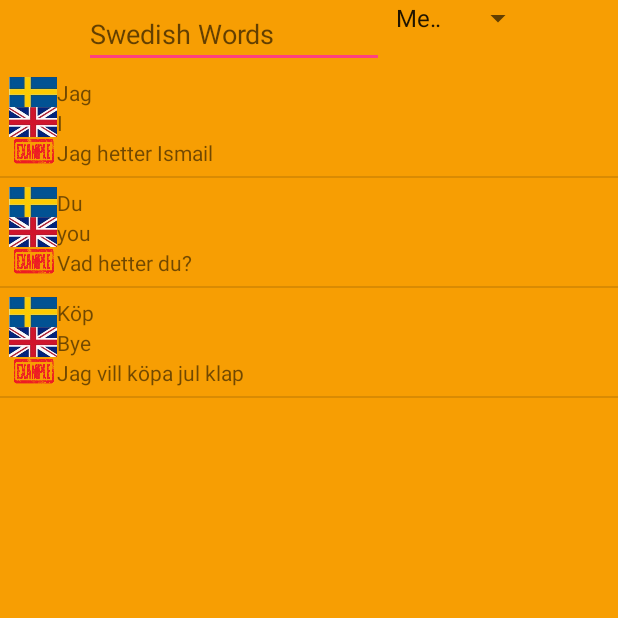
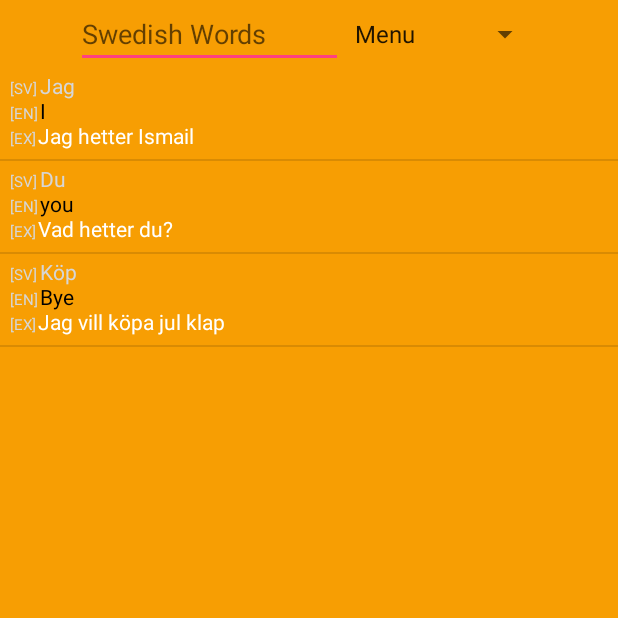
Before and after one commit to ismailfakir/Vocabuilder, an Android app: the screen it shows after launch (MainActivity), on a phone screen of 412 x 824 dp, the top half of it. Run offline under Robolectric (Android 15) with nearby library versions, the phone set to English and light mode, and no system bars; libraries missing offline, so code that uses them is left out: com.beardedhen.androidbootstrap; 5 statements that could not run were skipped.

Commit message:
Word activity added

```diff
--- a/app/src/main/java/net/cloudcentrik/vocabuilder/MainActivity.java
+++ b/app/src/main/java/net/cloudcentrik/vocabuilder/MainActivity.java
@@ -82,13 +82,23 @@ public class MainActivity extends Activity {
                     case 1:
 
                         // Start AddNewActivity.class
+                        parent.setSelection(0);
                         myIntent = new Intent(MainActivity.this,
                                 AddNewActivity.class);
+                        startActivity(myIntent);
+                        break;
+                    case 2:
+
+                        // Start QuizActivity.class
+                        parent.setSelection(0);
+                        myIntent = new Intent(MainActivity.this,
+                                QuizActivity.class);
                         startActivity(myIntent);
                         break;
                     case 3:
 
                         // Start AboutActivity.class
+                        parent.setSelection(0);
                         myIntent = new Intent(MainActivity.this,
                                 StatisticsActivity.class);
                         startActivity(myIntent);
@@ -96,19 +106,18 @@ public class MainActivity extends Activity {
                     case 4:
 
                         // Start AboutActivity.class
+                        parent.setSelection(0);
                         myIntent = new Intent(MainActivity.this,
                                 AboutActivity.class);
                         startActivity(myIntent);
                         break;
-                    case 2:
 
+                    default:
+                        //
                         Toast.makeText(getApplicationContext(),
                                 (String) parent.getItemAtPosition(position), Toast.LENGTH_SHORT).show();
                         break;
-                    default:
-                        //
                 }
-
 
             }
 
@@ -135,15 +144,15 @@ public class MainActivity extends Activity {
 
         // the XML defined views which the data will be bound to
         int[] to = new int[]{
-                R.id.swedish,
-                R.id.english,
-                R.id.example,
+                R.id.textSV,
+                R.id.textEN,
+                R.id.textEX,
         };
 
         // create the adapter using the cursor pointing to the desired data
         //as well as the layout information
         dataAdapter = new SimpleCursorAdapter(
-                this, R.layout.list,
+                this, R.layout.word_list,
                 cursor,
                 columns,
                 to,
@@ -162,10 +171,21 @@ public class MainActivity extends Activity {
                 Cursor cursor = (Cursor) listView.getItemAtPosition(position);
 
                 // Get the state's capital from this row in the database.
-                String countryCode =
+                String swedish =
                         cursor.getString(cursor.getColumnIndexOrThrow("swedish"));
-                Toast.makeText(getApplicationContext(),
-                        countryCode, Toast.LENGTH_SHORT).show();
+                String english =
+                        cursor.getString(cursor.getColumnIndexOrThrow("english"));
+                String example =
+                        cursor.getString(cursor.getColumnIndexOrThrow("example"));
+
+                Word w = new Word(swedish, english, example);
+
+                Intent i = new Intent(MainActivity.this, WordActivity.class);
+
+                i.putExtra("word", w);
+
+                startActivity(i);
+
 
             }
         });
--- a/app/src/main/res/layout/activity_addnew.xml
+++ b/app/src/main/res/layout/activity_addnew.xml
@@ -25,7 +25,7 @@
         <!--com.beardedhen.androidbootstrap.BootstrapLabel
             android:id="@+id/txtHeding"
             android:layout_column="2"
-            android:text="Add New Word"
+            android:text="Add New Word2"
             app:bootstrapBrand="warning"
             app:bootstrapHeading="h6" /-->
 
--- a/app/src/main/res/layout/activity_main.xml
+++ b/app/src/main/res/layout/activity_main.xml
@@ -13,7 +13,7 @@
 
         <EditText
             android:id="@+id/myFilter"
-            android:layout_width="200dp"
+            android:layout_width="178dp"
             android:layout_height="wrap_content" android:ems="10"
             android:hint="@string/searchHint">
             <requestFocus />
@@ -21,8 +21,8 @@
 
         <Spinner
             android:id="@+id/menu_spinner"
-            android:layout_width="100dp"
-            android:layout_height="wrap_content"
+            android:layout_width="132dp"
+            android:layout_height="match_parent"
             android:layout_alignBaseline="@+id/myFilter"
 
             android:layout_alignBottom="@+id/myFilter"
--- a/app/src/main/res/layout/activity_statistics.xml
+++ b/app/src/main/res/layout/activity_statistics.xml
@@ -233,7 +233,7 @@
             android:layout_centerVertical="true"
             android:layout_column="3"
             android:layout_gravity="center_horizontal"
-            android:text="Go Back"
+            android:text="Back"
             app:bootstrapBrand="primary"
             app:buttonMode="regular"
             app:roundedCorners="true"
--- /dev/null
+++ b/app/src/main/res/layout/word_list.xml
@@ -0,0 +1,77 @@
+<?xml version="1.0" encoding="utf-8"?>
+<RelativeLayout xmlns:android="http://schemas.android.com/apk/res/android"
+    android:layout_width="fill_parent"
+    android:layout_height="wrap_content"
+    android:background="@color/appBackground"
+    android:orientation="vertical"
+    android:padding="5dip">
+
+    <TextView
+        android:id="@+id/sv"
+        android:layout_width="wrap_content"
+        android:layout_height="wrap_content"
+        android:layout_alignParentLeft="true"
+        android:layout_alignParentTop="true"
+        android:padding="1dp"
+        android:scaleType="fitCenter"
+        android:text="[SV]"
+        android:textColor="@color/bootstrap_gray"
+        android:textSize="10dp" />
+
+    <TextView
+        android:id="@+id/en"
+        android:layout_width="wrap_content"
+        android:layout_height="wrap_content"
+        android:layout_alignLeft="@+id/sv"
+        android:layout_below="@+id/sv"
+        android:padding="1dp"
+        android:scaleType="fitCenter"
+        android:text="[EN]"
+        android:textColor="@color/bootstrap_gray"
+        android:textSize="10dp" />
+
+    <TextView
+        android:id="@+id/ex"
+        android:layout_width="wrap_content"
+        android:layout_height="wrap_content"
+        android:layout_alignLeft="@+id/en"
+        android:layout_below="@+id/en"
+        android:padding="1dp"
+        android:text="[EX]"
+        android:textColor="@color/bootstrap_gray"
+        android:textSize="10dp" />
+
+    <TextView
+        android:id="@+id/textSV"
+        android:layout_width="wrap_content"
+        android:layout_height="wrap_content"
+        android:layout_alignBaseline="@+id/sv"
+        android:layout_alignBottom="@+id/sv"
+
+        android:layout_toRightOf="@+id/sv"
+        android:text="Göra"
+        android:textColor="@color/bootstrap_brand_primary" />
+
+    <TextView
+        android:id="@+id/textEN"
+        android:layout_width="wrap_content"
+        android:layout_height="wrap_content"
+        android:layout_alignBaseline="@+id/en"
+        android:layout_alignBottom="@+id/en"
+
+        android:layout_toRightOf="@+id/en"
+        android:text="DO"
+        android:textColor="@color/black" />
+
+    <TextView
+        android:id="@+id/textEX"
+        android:layout_width="wrap_content"
+        android:layout_height="wrap_content"
+        android:layout_alignBaseline="@+id/ex"
+        android:layout_alignBottom="@+id/ex"
+
+        android:layout_toRightOf="@+id/ex"
+        android:text="Vad ska göra?"
+        android:textColor="@color/white" />
+
+</RelativeLayout>
```
Also changed, not shown: app/src/main/AndroidManifest.xml (+8 -0 lines), app/src/main/java/net/cloudcentrik/vocabuilder/QuizActivity.java (added, +15 -0 lines), app/src/main/java/net/cloudcentrik/vocabuilder/Word.java (+34 -2 lines), app/src/main/java/net/cloudcentrik/vocabuilder/Word2.java (added, +46 -0 lines), app/src/main/java/net/cloudcentrik/vocabuilder/WordActivity.java (added, +31 -0 lines), app/src/main/res/layout/activity_splash.xml (+6 -29 lines), app/src/main/res/layout/activity_test.xml (added, +55 -0 lines), app/src/main/res/layout/activity_word.xml (added, +77 -0 lines), app/src/main/res/layout/example.xml (+9 -0 lines).
